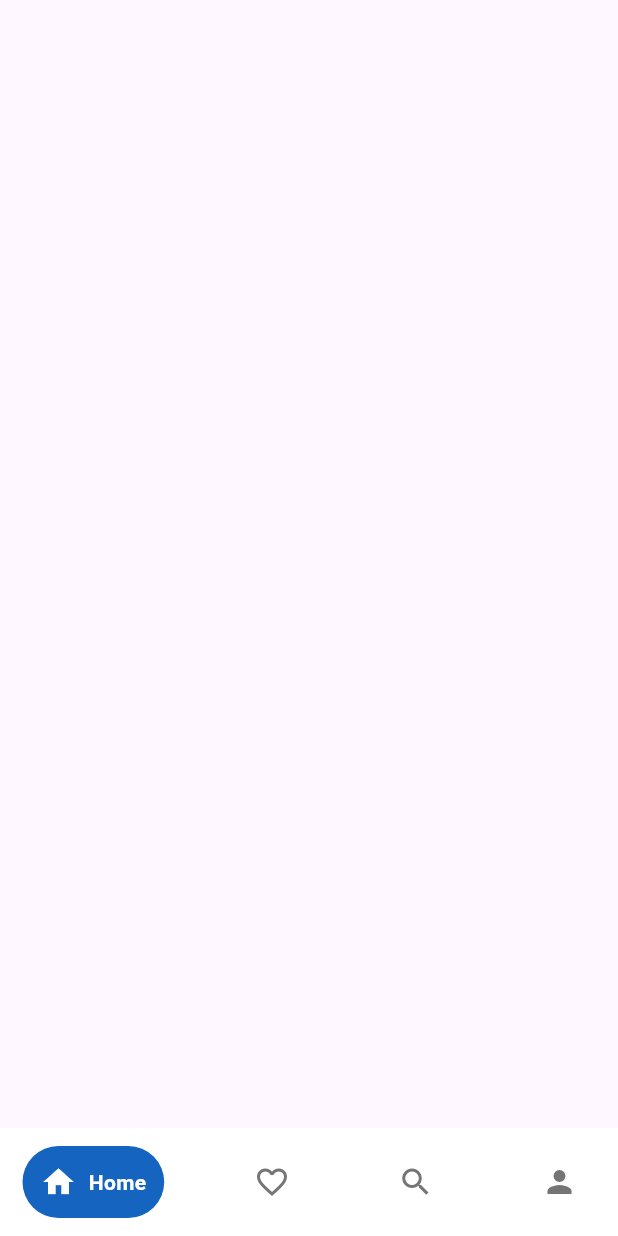
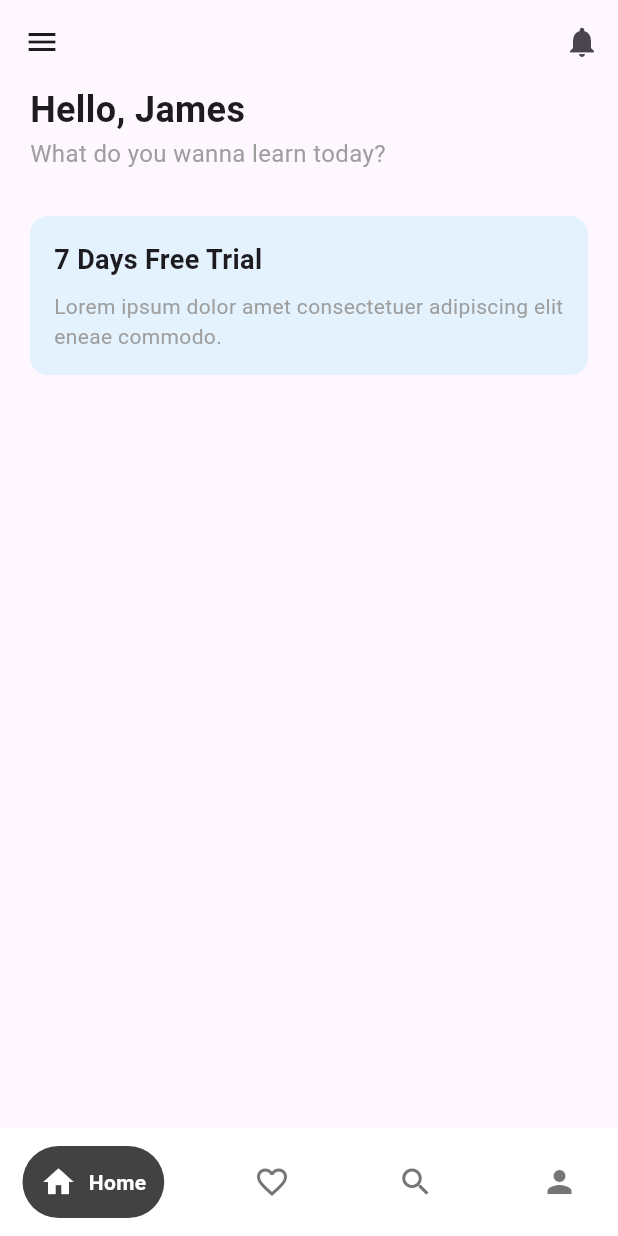
Before and after one commit to rtdelasi/smart_school_app, a Flutter app: the screen it shows after launch, on a phone screen of 412 x 824 dp. Run offline on Flutter 3.47's test engine with Material 3 defaults, Android fonts, the phone set to English and light mode, and no system bars; drawn by our look-alikes of google_nav_bar.

Commit message:
Update ExplorePage layout and enhance HomePage with AppBar and Drawer

```diff
--- a/lib/pages/explore_page.dart
+++ b/lib/pages/explore_page.dart
@@ -10,6 +10,48 @@ class ExplorePage extends StatefulWidget {
 class _ExplorePageState extends State<ExplorePage> {
   @override
   Widget build(BuildContext context) {
-    return Scaffold();
+    return Scaffold(
+      body: Padding(
+        padding: const EdgeInsets.symmetric(horizontal: 20.0),
+        child: Column(
+          crossAxisAlignment: CrossAxisAlignment.start,
+          children: [
+            const Text(
+              'Hello, James',
+              style: TextStyle(fontSize: 24, fontWeight: FontWeight.bold),
+            ),
+            const SizedBox(height: 1),
+            const Text(
+              'What do you wanna learn today?',
+              style: TextStyle(fontSize: 16, color: Colors.grey),
+            ),
+
+            const SizedBox(height: 30),
+
+            Container(
+              padding: const EdgeInsets.all(16),
+              decoration: BoxDecoration(
+                color: Colors.blue[50],
+                borderRadius: BorderRadius.circular(12),
+              ),
+              child: const Column(
+                crossAxisAlignment: CrossAxisAlignment.start,
+                children: [
+                  Text(
+                    '7 Days Free Trial',
+                    style: TextStyle(fontSize: 18, fontWeight: FontWeight.bold),
+                  ),
+                  SizedBox(height: 8),
+                  Text(
+                    'Lorem ipsum dolor amet consectetuer adipiscing elit eneae commodo.',
+                    style: TextStyle(fontSize: 14, color: Colors.grey),
+                  ),
+                ],
+              ),
+            ),
+          ],
+        ),
+      ),
+    );
   }
 }
--- a/lib/pages/home_page.dart
+++ b/lib/pages/home_page.dart
@@ -25,6 +25,12 @@ class _HomePageState extends State<HomePage> {
   @override
   Widget build(BuildContext context) {
     return Scaffold(
+      drawer: Drawer(),
+      appBar: AppBar(
+        actions: [
+          IconButton(onPressed: () {}, icon: Icon(Icons.notifications)),
+        ],
+      ),
       body: _pages[_selectedIndex],
       bottomNavigationBar: Container(
         color: Colors.white,
@@ -34,7 +40,7 @@ class _HomePageState extends State<HomePage> {
             backgroundColor: Colors.white,
             color: Colors.grey[600],
             activeColor: Colors.white,
-            tabBackgroundColor: Colors.blue.shade800,
+            tabBackgroundColor: Colors.grey.shade800,
             gap: 8,
             padding: const EdgeInsets.all(12),
             tabs: const [
```
